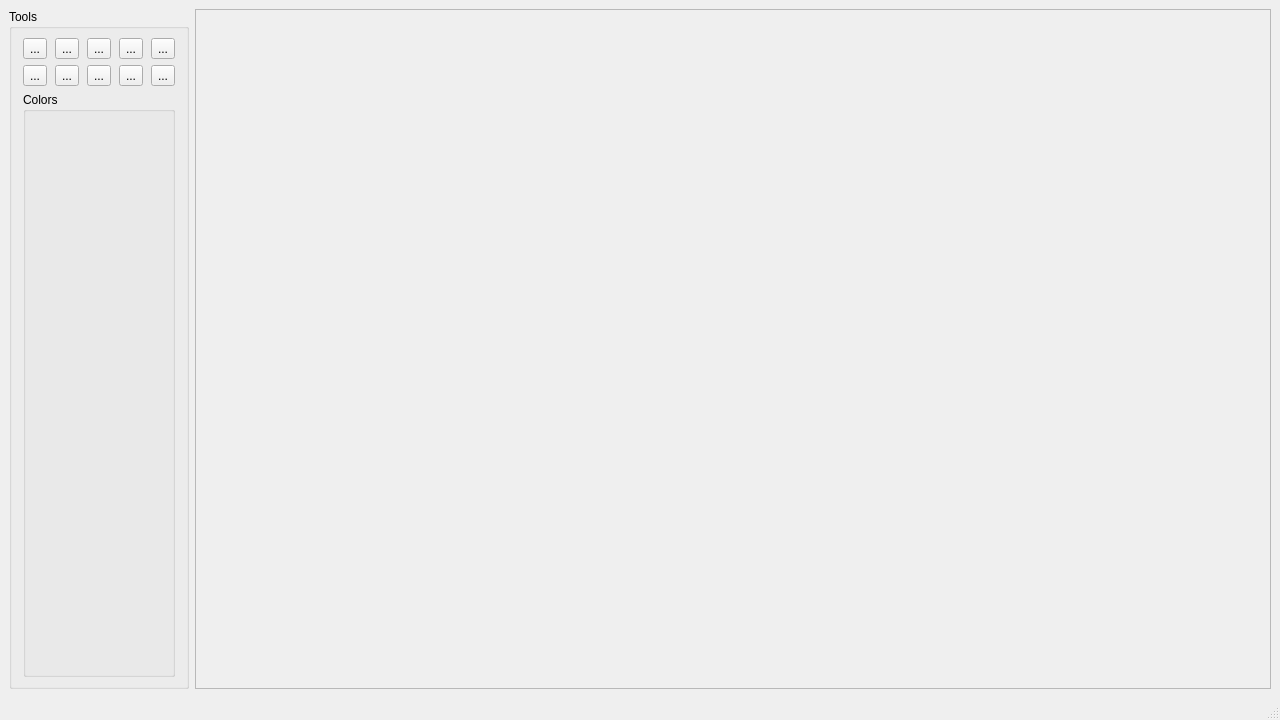
Above: Ink/editor.ui from ErnestsEida/project-ink before the change. Below: the same form after it.
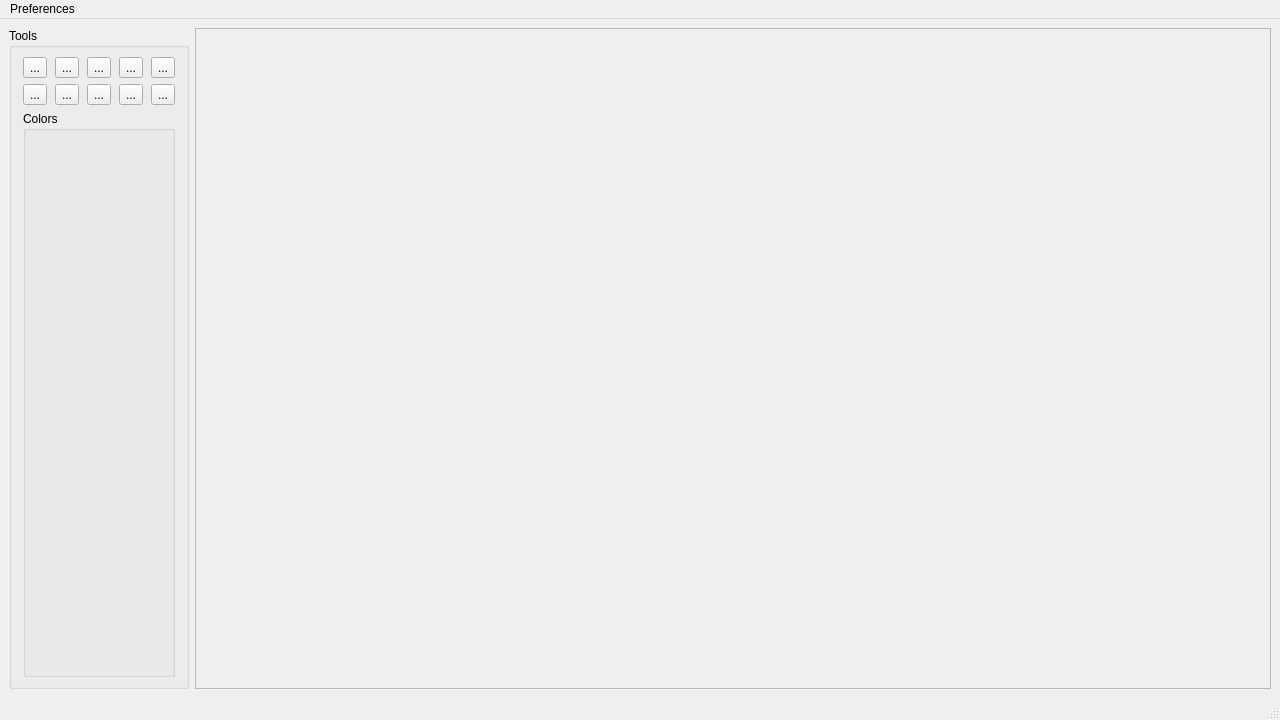
That is the form after the change.

Patch:
```diff
--- a/Ink/editor.ui
+++ b/Ink/editor.ui
@@ -146,6 +146,13 @@
      <height>22</height>
     </rect>
    </property>
+   <widget class="QMenu" name="menuPreferences">
+    <property name="title">
+     <string>Preferences</string>
+    </property>
+    <addaction name="actionOptions"/>
+   </widget>
+   <addaction name="menuPreferences"/>
   </widget>
   <widget class="QStatusBar" name="statusbar"/>
  </widget>
```
Left out of the diff: 5 changed lines with no effect on the pictures.
